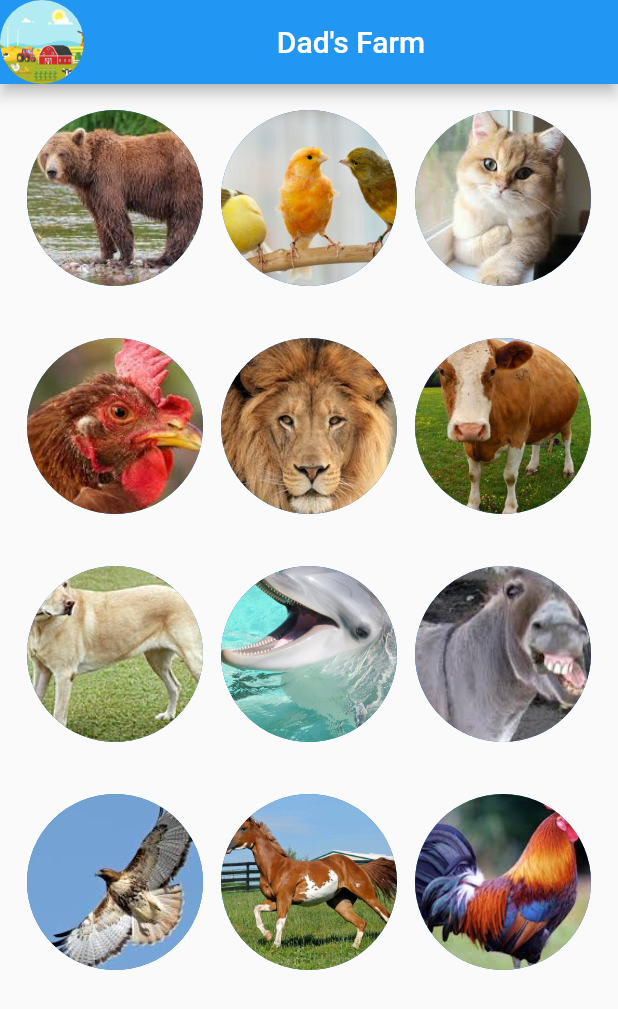
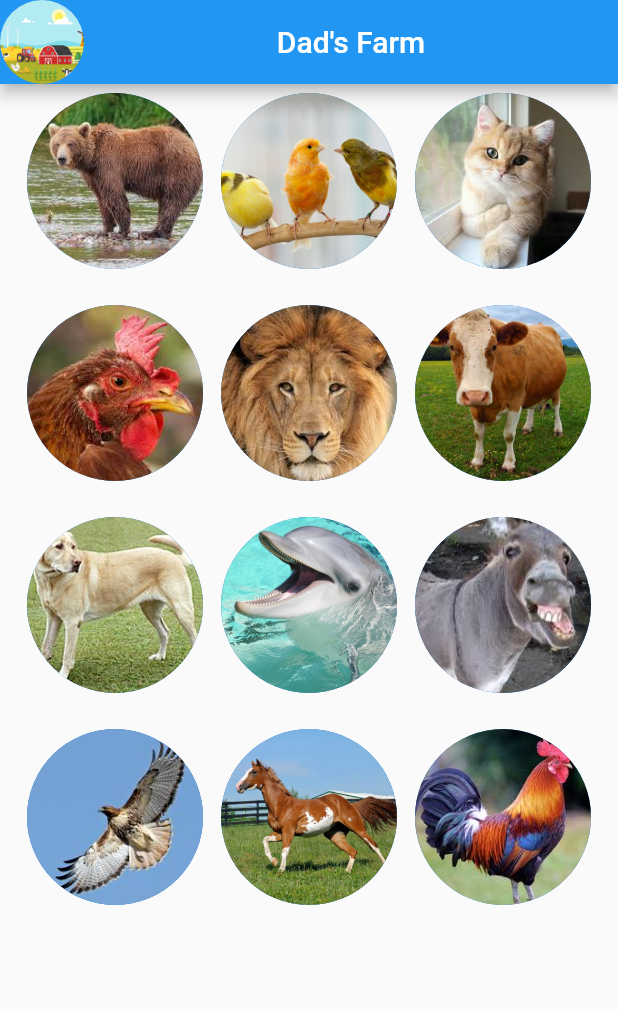
Before and after one commit to rodrigobastosv/dads_great_farm, a Flutter app: the screen it shows after launch, on a phone screen of 412 x 824 dp. Shown: the top 1009 px of the screen. Run offline on Flutter 3.47's test engine with Material 2 defaults, Android fonts, the phone set to English and light mode, and no system bars; our stand-ins replace audioplayers.

Commit message:
Using grid view builder

```diff
--- /dev/null
+++ b/lib/animal.dart
@@ -0,0 +1,6 @@
+class Animal {
+  Animal({this.image, this.audio});
+
+  String image;
+  String audio;
+}
--- a/lib/main.dart
+++ b/lib/main.dart
@@ -1,4 +1,5 @@
 import 'package:audioplayers/audio_cache.dart';
+import 'package:dads_great_farm/animal.dart';
 import 'package:flutter/material.dart';
 
 void main() => runApp(MyApp());
@@ -25,6 +26,21 @@ class MyHomePage extends StatefulWidget {
 class _MyHomePageState extends State<MyHomePage> {
   AudioCache player = AudioCache(prefix: 'sounds/');
 
+  List<Animal> animals = [
+    Animal(image: 'bear.jpeg', audio: 'bear.wav'),
+    Animal(image: 'birds.jpg', audio: 'birds.wav'),
+    Animal(image: 'cat.jpeg', audio: 'cat.wav'),
+    Animal(image: 'chicken.jpeg', audio: 'chicken.wav'),
+    Animal(image: 'lion.jpeg', audio: 'lion.wav'),
+    Animal(image: 'cow.jpg', audio: 'cow.wav'),
+    Animal(image: 'dog.jpg', audio: 'dog.wav'),
+    Animal(image: 'dolphin.jpg', audio: 'dolphin.wav'),
+    Animal(image: 'donkey.jpeg', audio: 'donkey.wav'),
+    Animal(image: 'hawk.jpeg', audio: 'hawk.wav'),
+    Animal(image: 'horse.jpg', audio: 'horse.wav'),
+    Animal(image: 'rooster.jpeg', audio: 'rooster.wav')
+  ];
+
   @override
   void initState() {
     player.loadAll(['bear.wav']);
@@ -43,74 +59,29 @@ class _MyHomePageState extends State<MyHomePage> {
             child: Text('Dad\'s Farm'),
           ),
         ),
-      body: SingleChildScrollView(
-        child: Padding(
+        body: Padding(
           padding: EdgeInsets.symmetric(horizontal: 12.0),
-          child: Column(
-            mainAxisAlignment: MainAxisAlignment.spaceEvenly,
-            children: <Widget>[
-              _buildAnimalsFirstRow(),
-              _buildAnimalsSecondRow(),
-              _buildAnimalsThirdRow(),
-              _buildAnimalsFourthRow(),
-            ],
+          child: GridView.builder(
+            itemCount: animals.length,
+            gridDelegate: SliverGridDelegateWithFixedCrossAxisCount(
+                crossAxisCount: 3, mainAxisSpacing: 12.0),
+            itemBuilder: (BuildContext context, int index) {
+              return _buildAnimal(animals[index]);
+            },
           ),
-        ),
-      ),
-    );
+        ));
   }
 
-  Widget _buildAnimalsFirstRow() {
-    return Row(
-      mainAxisAlignment: MainAxisAlignment.spaceEvenly,
-      children: <Widget>[
-        _buildAnimal('bear.jpeg', 'bear.wav'),
-        _buildAnimal('birds.jpg', 'birds.wav'),
-        _buildAnimal('cat.jpeg', 'cat.wav'),
-      ],
-    );
-  }
-
-  Widget _buildAnimalsSecondRow() {
-    return Row(
-      children: <Widget>[
-        _buildAnimal('chicken.jpeg', 'chicken.wav'),
-        _buildAnimal('lion.jpeg', 'lion.wav'),
-        _buildAnimal('cow.jpg', 'cow.wav'),
-      ],
-    );
-  }
-
-  Widget _buildAnimalsThirdRow() {
-    return Row(
-      children: <Widget>[
-        _buildAnimal('dog.jpg', 'dog.wav'),
-        _buildAnimal('dolphin.jpg', 'dolphin.wav'),
-        _buildAnimal('donkey.jpeg', 'donkey.wav'),
-      ],
-    );
-  }
-
-  Widget _buildAnimalsFourthRow() {
-    return Row(
-      children: <Widget>[
-        _buildAnimal('hawk.jpeg', 'hawk.wav'),
-        _buildAnimal('horse.jpg', 'horse.wav'),
-        _buildAnimal('rooster.jpeg', 'rooster.wav'),
-      ],
-    );
-  }
-
-  Widget _buildAnimal(String imageName, String soundName) {
-    return Expanded(
-      flex: 8,
+  Widget _buildAnimal(Animal animal) {
+    return Container(
+      height: 80.0,
       child: Padding(
         padding: const EdgeInsets.all(6.0),
         child: GestureDetector(
-          onTap: () => _playAnimalSound(soundName),
+          onTap: () => _playAnimalSound(animal.audio),
           child: CircleAvatar(
             maxRadius: 70.0,
-            backgroundImage: AssetImage('assets/images/$imageName'),
+            backgroundImage: AssetImage('assets/images/${animal.image}'),
           ),
         ),
       ),
```
Lines whose indentation alone changed are shown as unchanged.
